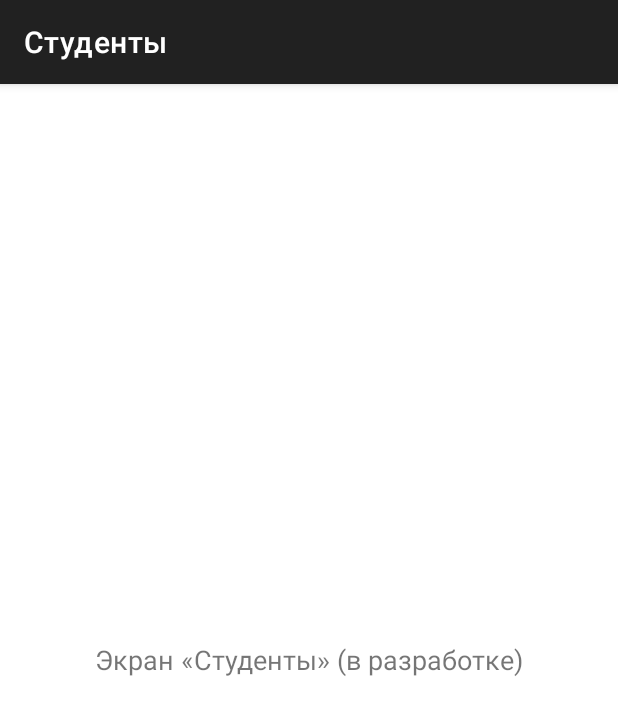
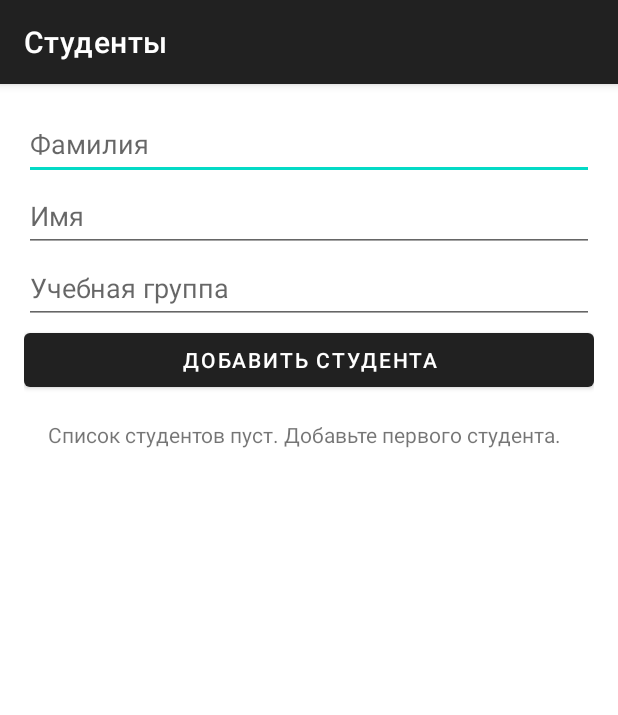
Before and after one commit to YoFame/practice_2_week, an Android app: the screen it shows after launch (StudentsActivity), after a tap on "СТУДЕНТЫ", on a phone screen of 412 x 824 dp. Shown: the top 715 px of the screen. Run offline under Robolectric (Android 15) with nearby library versions, the phone set to English and light mode, and no system bars.

Commit message:
Add files via upload
Гунченко	feature/student-model	Добавлены Student, StudentRepository и StudentValidator
Гунченко	feature/add-student	Добавлены экран списка студентов и форма добавления
Гунченко		feature/delete-student	Добавлено удаление студента с подтверждением
Кузнецов	test/student-cases	Добавлены тест-кейсы TC-04–TC-09	[хеш]
Кузнецов	test/validator-unit	Добавлены JUnit-тесты StudentValidatorTest
Лазарев	docs/student-requirements	Уточнены поля студента и сообщения об ошибках
Лазарев	docs/readme	README: описание экрана «Студенты»

```diff
--- a/AttendanceControl/app/build.gradle.kts
+++ b/AttendanceControl/app/build.gradle.kts
@@ -10,8 +10,8 @@ android {
         applicationId = "ru.college.attendance"
         minSdk = 24
         targetSdk = 34
-        versionCode = 1
-        versionName = "0.1"
+        versionCode = 2
+        versionName = "0.2"
     }
 
     buildTypes {
--- /dev/null
+++ b/AttendanceControl/app/src/main/java/ru/college/attendance/data/StudentRepository.kt
@@ -0,0 +1,25 @@
+package ru.college.attendance.data
+
+/** Временное хранилище в памяти (спринты 2-3). В спринте 4 заменено на Room. */
+object StudentRepository {
+    private val students = mutableListOf<Student>()
+    private var nextId = 1
+
+    fun getAll(): List<Student> =
+        students.sortedWith(compareBy({ it.groupName }, { it.lastName }, { it.firstName }))
+
+    fun add(lastName: String, firstName: String, groupName: String): Student {
+        val student = Student(nextId++, firstName, lastName, groupName)
+        students.add(student)
+        return student
+    }
+
+    fun remove(id: Int) {
+        students.removeAll { it.id == id }
+    }
+
+    fun clear() {
+        students.clear()
+        nextId = 1
+    }
+}
--- /dev/null
+++ b/AttendanceControl/app/src/main/java/ru/college/attendance/ui/StudentAdapter.kt
@@ -0,0 +1,42 @@
+package ru.college.attendance.ui
+
+import android.view.LayoutInflater
+import android.view.View
+import android.view.ViewGroup
+import android.widget.Button
+import android.widget.TextView
+import androidx.recyclerview.widget.RecyclerView
+import ru.college.attendance.R
+import ru.college.attendance.data.Student
+
+class StudentAdapter(
+    private val onDelete: (Student) -> Unit
+) : RecyclerView.Adapter<StudentAdapter.VH>() {
+
+    private var items: List<Student> = emptyList()
+
+    fun submit(list: List<Student>) {
+        items = list
+        notifyDataSetChanged()
+    }
+
+    class VH(view: View) : RecyclerView.ViewHolder(view) {
+        val tvName: TextView = view.findViewById(R.id.tvName)
+        val tvGroup: TextView = view.findViewById(R.id.tvGroup)
+        val btnDelete: Button = view.findViewById(R.id.btnDelete)
+    }
+
+    override fun onCreateViewHolder(parent: ViewGroup, viewType: Int): VH {
+        val view = LayoutInflater.from(parent.context).inflate(R.layout.item_student, parent, false)
+        return VH(view)
+    }
+
+    override fun onBindViewHolder(holder: VH, position: Int) {
+        val student = items[position]
+        holder.tvName.text = "${student.lastName} ${student.firstName}"
+        holder.tvGroup.text = "Группа: ${student.groupName}"
+        holder.btnDelete.setOnClickListener { onDelete(student) }
+    }
+
+    override fun getItemCount(): Int = items.size
+}
--- a/AttendanceControl/app/src/main/java/ru/college/attendance/ui/StudentsActivity.kt
+++ b/AttendanceControl/app/src/main/java/ru/college/attendance/ui/StudentsActivity.kt
@@ -1,13 +1,78 @@
 package ru.college.attendance.ui
 
 import android.os.Bundle
+import android.widget.Button
+import android.widget.EditText
+import android.widget.TextView
+import android.widget.Toast
+import androidx.appcompat.app.AlertDialog
 import androidx.appcompat.app.AppCompatActivity
+import androidx.recyclerview.widget.LinearLayoutManager
+import androidx.recyclerview.widget.RecyclerView
 import ru.college.attendance.R
+import ru.college.attendance.data.Student
+import ru.college.attendance.data.StudentRepository
+import ru.college.attendance.logic.StudentKey
+import ru.college.attendance.logic.StudentValidator
 
 class StudentsActivity : AppCompatActivity() {
+
+    private lateinit var adapter: StudentAdapter
+    private lateinit var tvEmpty: TextView
 
     override fun onCreate(savedInstanceState: Bundle?) {
         super.onCreate(savedInstanceState)
         setContentView(R.layout.activity_students)
+
+        val etLast = findViewById<EditText>(R.id.etLastName)
+        val etFirst = findViewById<EditText>(R.id.etFirstName)
+        val etGroup = findViewById<EditText>(R.id.etGroup)
+        tvEmpty = findViewById(R.id.tvEmpty)
+
+        adapter = StudentAdapter { student -> confirmDelete(student) }
+        findViewById<RecyclerView>(R.id.rvStudents).apply {
+            layoutManager = LinearLayoutManager(this@StudentsActivity)
+            adapter = this@StudentsActivity.adapter
+        }
+
+        findViewById<Button>(R.id.btnAdd).setOnClickListener {
+            val existing = StudentRepository.getAll()
+                .map { StudentKey(it.lastName, it.firstName, it.groupName) }
+            val error = StudentValidator.validate(
+                etLast.text.toString(), etFirst.text.toString(), etGroup.text.toString(), existing
+            )
+            if (error != null) {
+                Toast.makeText(this, error, Toast.LENGTH_LONG).show()
+            } else {
+                StudentRepository.add(
+                    StudentValidator.normalize(etLast.text.toString()),
+                    StudentValidator.normalize(etFirst.text.toString()),
+                    StudentValidator.normalize(etGroup.text.toString())
+                )
+                etLast.text.clear()
+                etFirst.text.clear()
+                Toast.makeText(this, "Студент добавлен", Toast.LENGTH_SHORT).show()
+                refresh()
+            }
+        }
+        refresh()
+    }
+
+    private fun confirmDelete(student: Student) {
+        AlertDialog.Builder(this)
+            .setTitle("Удалить студента?")
+            .setMessage("${student.lastName} ${student.firstName} (${student.groupName})")
+            .setPositiveButton("Удалить") { _, _ ->
+                StudentRepository.remove(student.id)
+                refresh()
+            }
+            .setNegativeButton("Отмена", null)
+            .show()
+    }
+
+    private fun refresh() {
+        val list = StudentRepository.getAll()
+        adapter.submit(list)
+        tvEmpty.visibility = if (list.isEmpty()) android.view.View.VISIBLE else android.view.View.GONE
     }
 }
--- a/AttendanceControl/app/src/main/res/layout/activity_students.xml
+++ b/AttendanceControl/app/src/main/res/layout/activity_students.xml
@@ -1,12 +1,54 @@
 <?xml version="1.0" encoding="utf-8"?>
-<FrameLayout xmlns:android="http://schemas.android.com/apk/res/android"
+<LinearLayout xmlns:android="http://schemas.android.com/apk/res/android"
     android:layout_width="match_parent"
-    android:layout_height="match_parent">
+    android:layout_height="match_parent"
+    android:orientation="vertical"
+    android:padding="16dp">
+
+    <EditText
+        android:id="@+id/etLastName"
+        android:layout_width="match_parent"
+        android:layout_height="wrap_content"
+        android:hint="Фамилия"
+        android:importantForAutofill="no"
+        android:inputType="textPersonName|textCapWords"
+        android:minHeight="48dp" />
+
+    <EditText
+        android:id="@+id/etFirstName"
+        android:layout_width="match_parent"
+        android:layout_height="wrap_content"
+        android:hint="Имя"
+        android:importantForAutofill="no"
+        android:inputType="textPersonName|textCapWords"
+        android:minHeight="48dp" />
+
+    <EditText
+        android:id="@+id/etGroup"
+        android:layout_width="match_parent"
+        android:layout_height="wrap_content"
+        android:hint="Учебная группа"
+        android:importantForAutofill="no"
+        android:inputType="text"
+        android:minHeight="48dp" />
+
+    <Button
+        android:id="@+id/btnAdd"
+        android:layout_width="match_parent"
+        android:layout_height="wrap_content"
+        android:text="Добавить студента" />
 
     <TextView
-        android:layout_width="wrap_content"
+        android:id="@+id/tvEmpty"
+        android:layout_width="match_parent"
         android:layout_height="wrap_content"
-        android:layout_gravity="center"
-        android:text="Экран «Студенты» (в разработке)"
-        android:textSize="18sp" />
-</FrameLayout>
+        android:padding="16dp"
+        android:text="Список студентов пуст. Добавьте первого студента."
+        android:visibility="gone" />
+
+    <androidx.recyclerview.widget.RecyclerView
+        android:id="@+id/rvStudents"
+        android:layout_width="match_parent"
+        android:layout_height="0dp"
+        android:layout_weight="1" />
+</LinearLayout>
```
Also changed, not shown: AttendanceControl/app/src/main/java/ru/college/attendance/data/Student.kt (added, +8 -0 lines), AttendanceControl/app/src/main/java/ru/college/attendance/logic/StudentValidator.kt (added, +39 -0 lines), AttendanceControl/app/src/main/res/layout/item_student.xml (added, +35 -0 lines), 6 other files.
